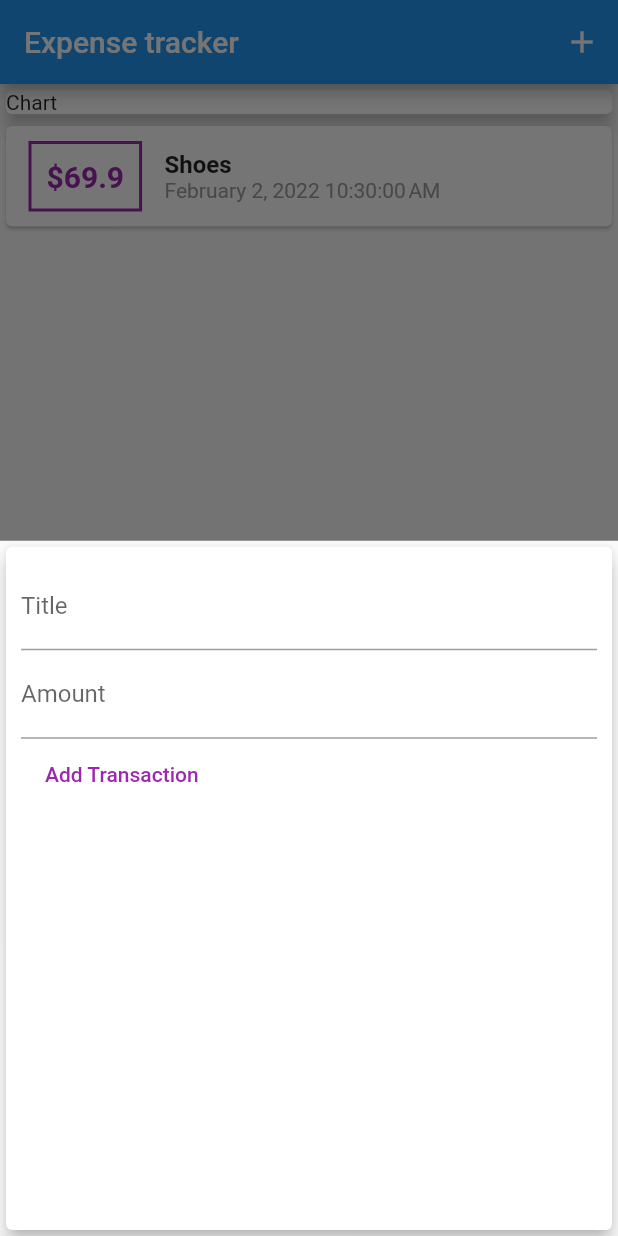
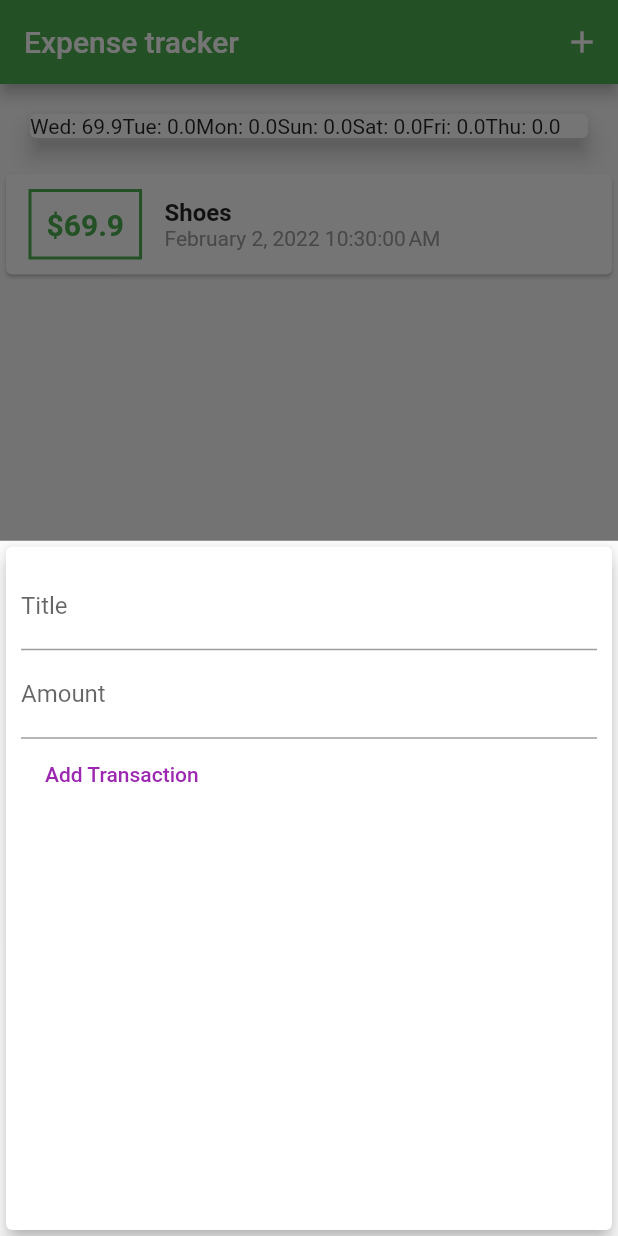
Before and after one commit to adiii013/flutter-expenseTracker-app, a Flutter app: the screen it shows after launch, after a tap on the "add" icon, on a phone screen of 412 x 824 dp. Run offline on Flutter 3.47's test engine with Material 2 defaults, Android fonts, the phone set to English and light mode, and no system bars.

Commit message:
chart added

```diff
--- a/lib/main.dart
+++ b/lib/main.dart
@@ -1,7 +1,10 @@
+import 'package:expense_tracker/widgets/chart.dart';
+
 import './widgets/new_transactions.dart';
 import './widgets/transaction_list.dart';
 import 'package:flutter/material.dart';
 import './models/transaction.dart';
+import './widgets/chart.dart';
 
 void main() {
   runApp(MyApp());
@@ -11,7 +14,10 @@ class MyApp extends StatelessWidget {
   @override
   Widget build(BuildContext context) {
     return MaterialApp(
-      title: 'Flutter Demo',
+      title: 'Expense Tracker',
+      theme: ThemeData(
+        primarySwatch: Colors.green,
+      ),
       home: MyHomePage(),
     );
   }
@@ -27,6 +33,12 @@ class _MyHomePageState extends State<MyHomePage> {
     Transaction(id: 'h1', title: 'Shoes', amount: 69.9, date: DateTime.now()),
     // Transaction(id: 'h1', title: 'Shoes', amount: 69.9, date: DateTime.now()),
   ];
+
+  List<Transaction> get _recentTransaction {
+    return _userTransaction.where((tx) {
+      return tx.date.isAfter(DateTime.now().subtract(Duration(days: 7)));
+    }).toList();
+  }
 
   void _addNewTransaction(String txTitle, double txAmount) {
     final newTx = Transaction(
@@ -66,13 +78,7 @@ class _MyHomePageState extends State<MyHomePage> {
         child: Column(
           crossAxisAlignment: CrossAxisAlignment.stretch,
           children: <Widget>[
-            Container(
-              width: double.infinity,
-              child: Card(
-                child: Text('Chart'),
-                elevation: 5,
-              ),
-            ),
+            Chart(_recentTransaction),
             TransactionList(_userTransaction),
           ],
         ),
--- /dev/null
+++ b/lib/widgets/chart.dart
@@ -0,0 +1,42 @@
+import 'package:expense_tracker/models/transaction.dart';
+import 'package:flutter/material.dart';
+import '../models/transaction.dart';
+import 'package:intl/intl.dart';
+
+class Chart extends StatelessWidget {
+  final List<Transaction> recentTransaction;
+  Chart(this.recentTransaction);
+
+  List<Map<String, Object>> get groupedTransactionValues {
+    return List.generate(7, (index) {
+      final weekDay = DateTime.now().subtract(
+        Duration(days: index),
+      );
+      double totalSum = 0.0;
+      for (var i = 0; i < recentTransaction.length; i++) {
+        if (recentTransaction[i].date.day == weekDay.day &&
+            recentTransaction[i].date.month == weekDay.month &&
+            recentTransaction[i].date.year == weekDay.year) {
+          totalSum += recentTransaction[i].amount;
+        }
+      }
+      print(DateFormat.E().format(weekDay).substring(0,1));
+      print(totalSum);
+      return {'day': DateFormat.E().format(weekDay), 'amount': totalSum};
+    });
+  }
+
+  @override
+  Widget build(BuildContext context) {
+    print(groupedTransactionValues);
+    return Card(
+      elevation: 6,
+      margin: EdgeInsets.all(20),
+      child: Row(
+        children: groupedTransactionValues.map((data){
+          return Text('${data['day']}: ${data['amount']}'.toString());},
+      ).toList(),
+      )
+    );
+  }
+}
--- a/lib/widgets/new_transactions.dart
+++ b/lib/widgets/new_transactions.dart
@@ -1,10 +1,16 @@
 import 'package:flutter/material.dart';
 
-class NewTransaction extends StatelessWidget {
+class NewTransaction extends StatefulWidget {
   final Function addTransaction;
   NewTransaction(this.addTransaction);
 
+  @override
+  State<NewTransaction> createState() => _NewTransactionState();
+}
+
+class _NewTransactionState extends State<NewTransaction> {
   final textEditingController = TextEditingController();
+
   final amountEditingController = TextEditingController();
 
   void submitData() {
@@ -13,8 +19,8 @@ class NewTransaction extends StatelessWidget {
     if (enteredTitle.isEmpty || enteredAmount <= 0) {
       return;
     }
-    addTransaction(
-        enteredTitle,enteredAmount);
+    widget.addTransaction(enteredTitle, enteredAmount);
+    Navigator.of(context).pop();
   }
 
   @override
@@ -35,12 +41,12 @@ class NewTransaction extends StatelessWidget {
                 decoration: InputDecoration(labelText: 'Amount'),
                 controller: amountEditingController,
                 keyboardType: TextInputType.number,
-                onSubmitted: (_) =>submitData(),
+                onSubmitted: (_) => submitData(),
               ),
               FlatButton(
                 child: Text('Add Transaction'),
                 textColor: Colors.purple,
-                onPressed:submitData,
+                onPressed: submitData,
               )
             ],
           ),
--- a/lib/widgets/transaction_list.dart
+++ b/lib/widgets/transaction_list.dart
@@ -22,7 +22,7 @@ class TransactionList extends StatelessWidget {
                 ),
                 decoration: BoxDecoration(
                     border: Border.all(
-                  color: Colors.purple,
+                  color: Theme.of(context).primaryColor,
                   width: 2,
                 )),
                 padding: EdgeInsets.all(10),
@@ -31,7 +31,7 @@ class TransactionList extends StatelessWidget {
                   style: TextStyle(
                     fontWeight: FontWeight.bold,
                     fontSize: 20,
-                    color: Colors.purple,
+                    color: Theme.of(context).primaryColor,
                   ),
                 ),
               ),
```
Also changed, not shown: 1 other file.
